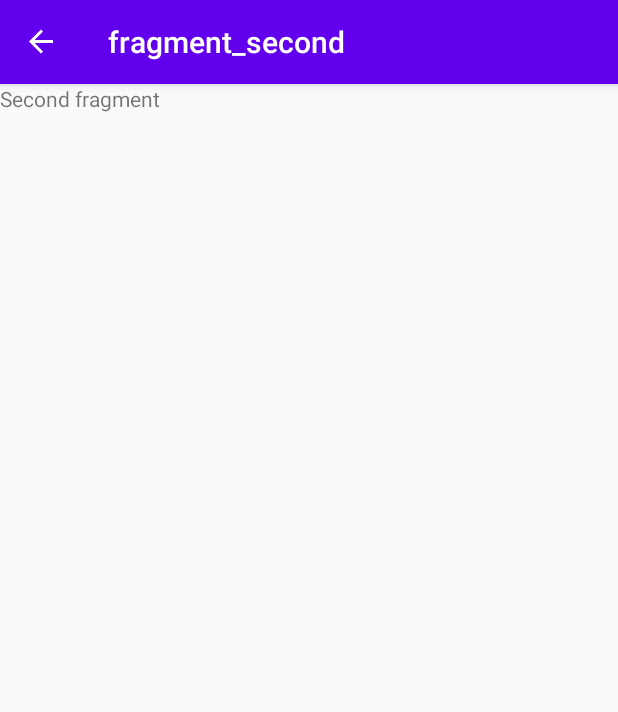
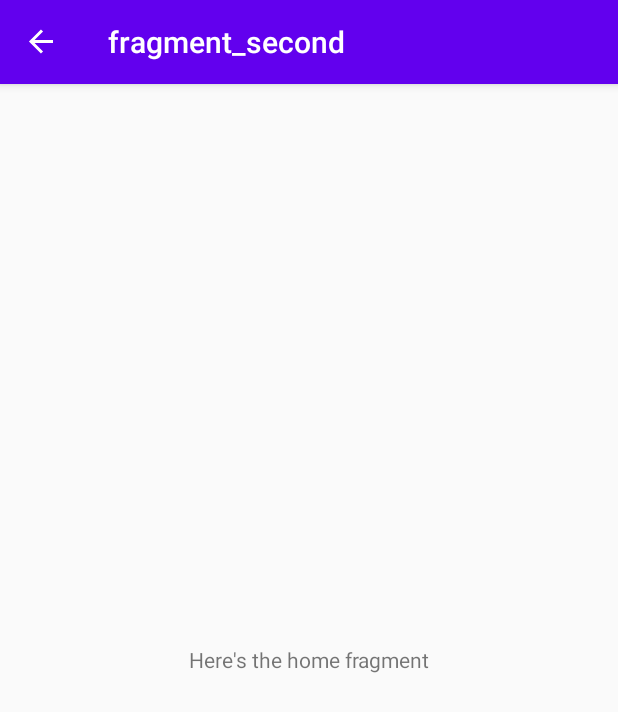
Before and after one commit to komidawi/PizzaCostCalculator, an Android app: the HomeFragment screen opened through its navigation route, on a phone screen of 412 x 824 dp. Shown: the top 712 px of the screen. Run offline under Robolectric (Android 15) with nearby library versions, the phone set to English and light mode, and no system bars; our stand-ins replace navigation-ui.

Commit message:
[PCC-4] Refactor: Rename SecondFragment to HomeFragment

```diff
--- a/app/src/main/java/com/github/komidawi/pizzacostcalculator/SecondFragment.kt
+++ b/app/src/main/java/com/github/komidawi/pizzacostcalculator/HomeFragment.kt
@@ -6,12 +6,12 @@ import android.view.LayoutInflater
 import android.view.View
 import android.view.ViewGroup
 
-class SecondFragment : Fragment() {
+class HomeFragment : Fragment() {
 
     override fun onCreateView(
         inflater: LayoutInflater, container: ViewGroup?,
         savedInstanceState: Bundle?
     ): View? {
-        return inflater.inflate(R.layout.fragment_second, container, false)
+        return inflater.inflate(R.layout.fragment_home, container, false)
     }
 }
--- a/app/src/main/res/layout/fragment_second.xml
+++ b/app/src/main/res/layout/fragment_home.xml
@@ -3,11 +3,12 @@
     xmlns:tools="http://schemas.android.com/tools"
     android:layout_width="match_parent"
     android:layout_height="match_parent"
-    tools:context=".SecondFragment">
+    tools:context=".HomeFragment">
 
     <TextView
         android:layout_width="match_parent"
         android:layout_height="match_parent"
-        android:text="Second fragment" />
+        android:gravity="center"
+        android:text="Here's the home fragment" />
 
 </FrameLayout>
--- a/app/src/main/res/navigation/navigation.xml
+++ b/app/src/main/res/navigation/navigation.xml
@@ -16,7 +16,7 @@
     </fragment>
     <fragment
         android:id="@+id/secondFragment"
-        android:name="com.github.komidawi.pizzacostcalculator.SecondFragment"
+        android:name="com.github.komidawi.pizzacostcalculator.HomeFragment"
         android:label="fragment_second"
-        tools:layout="@layout/fragment_second" />
+        tools:layout="@layout/fragment_home" />
 </navigation>
```
